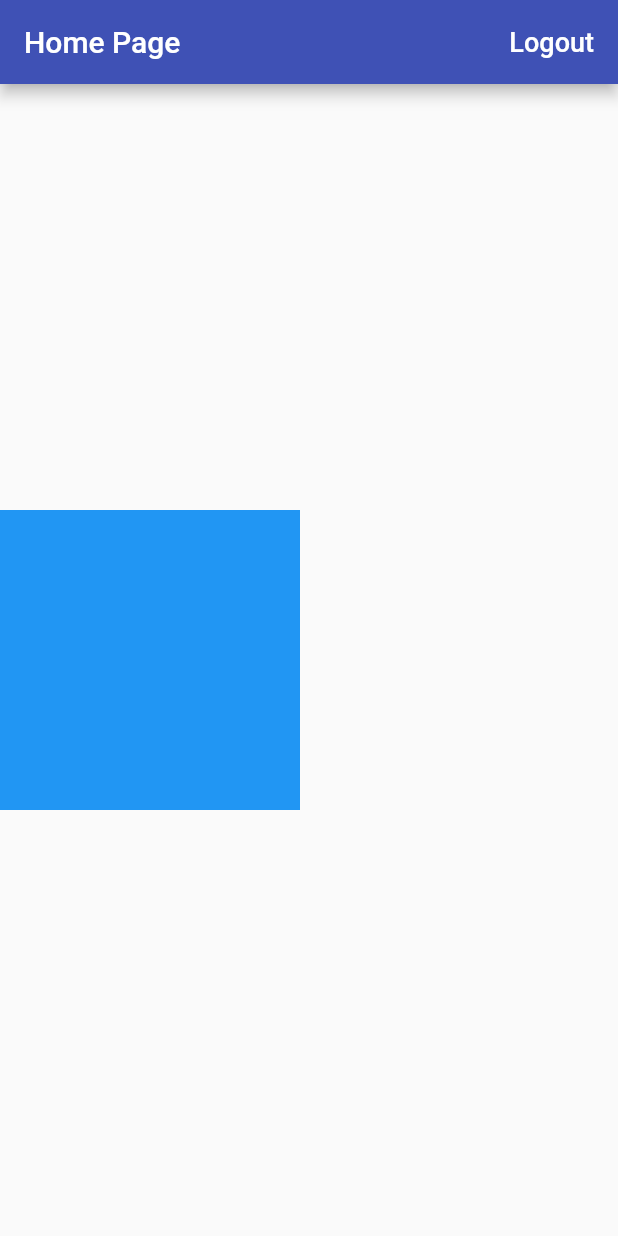
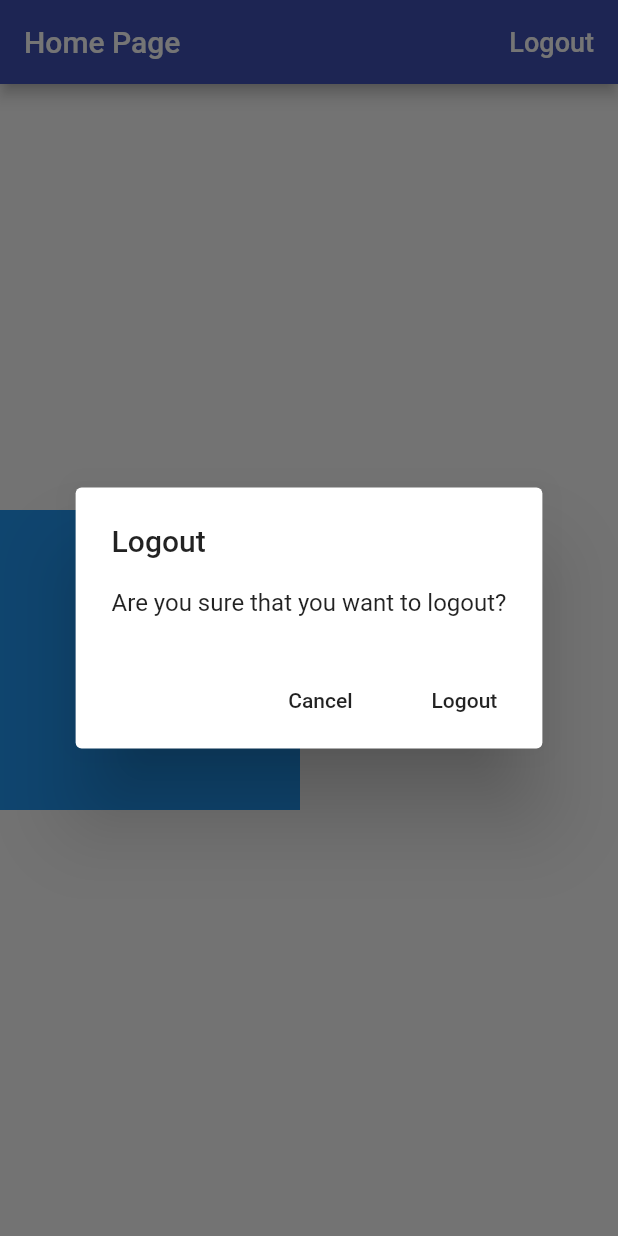
Before and after one commit to venkateswarlugupta31/Time-Tracker, a Flutter app: the screen it shows once a user with an empty profile is signed in, after a tap on "Logout", on a phone screen of 412 x 824 dp. Run offline on Flutter 3.47's test engine with Material 2 defaults, Android fonts, the phone set to English and light mode, and no system bars; our stand-ins replace firebase_auth, firebase_core, google_sign_in; missing offline and left inert: flutter_login_facebook; accounts and stored records are empty.

Commit message:
AlertDialog

```diff
--- a/lib/app/home_page.dart
+++ b/lib/app/home_page.dart
@@ -1,4 +1,5 @@
 import 'package:flutter/material.dart';
+import 'package:time_tracker_flutter_course/common_widgets/show_alert_dialog.dart';
 import 'package:time_tracker_flutter_course/services/auth.dart';
 
 class HomePage extends StatelessWidget {
@@ -13,6 +14,19 @@ class HomePage extends StatelessWidget {
     }
   }
 
+  Future<void> _confirmSignOut(BuildContext context) async {
+    final didRequestSignOut = await showAlertDialog(
+      context,
+      title: 'Logout',
+      content: 'Are you sure that you want to logout?',
+      cancelActionText: 'Cancel',
+      defaultActionText: 'Logout',
+    );
+    if (didRequestSignOut == true) {
+      _signOut();
+    }
+  }
+
   @override
   Widget build(BuildContext context) {
     return Scaffold(
@@ -24,7 +38,7 @@ class HomePage extends StatelessWidget {
               'Logout',
               style: TextStyle(fontSize: 18.0, color: Colors.white),
             ),
-            onPressed: _signOut,
+            onPressed: () => _confirmSignOut(context),
           )
         ],
       ),
--- /dev/null
+++ b/lib/common_widgets/show_alert_dialog.dart
@@ -0,0 +1,56 @@
+import 'dart:io';
+import 'package:flutter/cupertino.dart';
+import 'package:flutter/material.dart';
+
+Future<bool> showAlertDialog(
+  BuildContext context, {
+  @required String title,
+  @required String content,
+  String cancelActionText,
+  @required String defaultActionText,
+}) {
+  if (!Platform.isIOS) {
+    return showDialog(
+      context: context,
+      barrierDismissible:
+          false, // avoid dismiss of dialog when pressed on the screen
+      builder: (context) {
+        return AlertDialog(
+          title: Text(title),
+          content: Text(content),
+          actions: [
+            if (cancelActionText != null)
+              FlatButton(
+                onPressed: () => Navigator.of(context).pop(false),
+                child: Text(cancelActionText),
+              ),
+            FlatButton(
+              onPressed: () => Navigator.of(context).pop(true),
+              child: Text(defaultActionText),
+            )
+          ],
+        );
+      },
+    );
+  }
+  return showCupertinoDialog(
+    context: context,
+    builder: (context) {
+      return CupertinoAlertDialog(
+        title: Text(title),
+        content: Text(content),
+        actions: [
+          if (cancelActionText != null)
+            CupertinoDialogAction(
+              onPressed: () => Navigator.of(context).pop(false),
+              child: Text(cancelActionText),
+            ),
+          CupertinoDialogAction(
+            onPressed: () => Navigator.of(context).pop(true),
+            child: Text(defaultActionText),
+          )
+        ],
+      );
+    },
+  );
+}
```
Also changed, not shown: lib/app/sign_in/email_sign_in_form.dart (+9 -1 lines).
